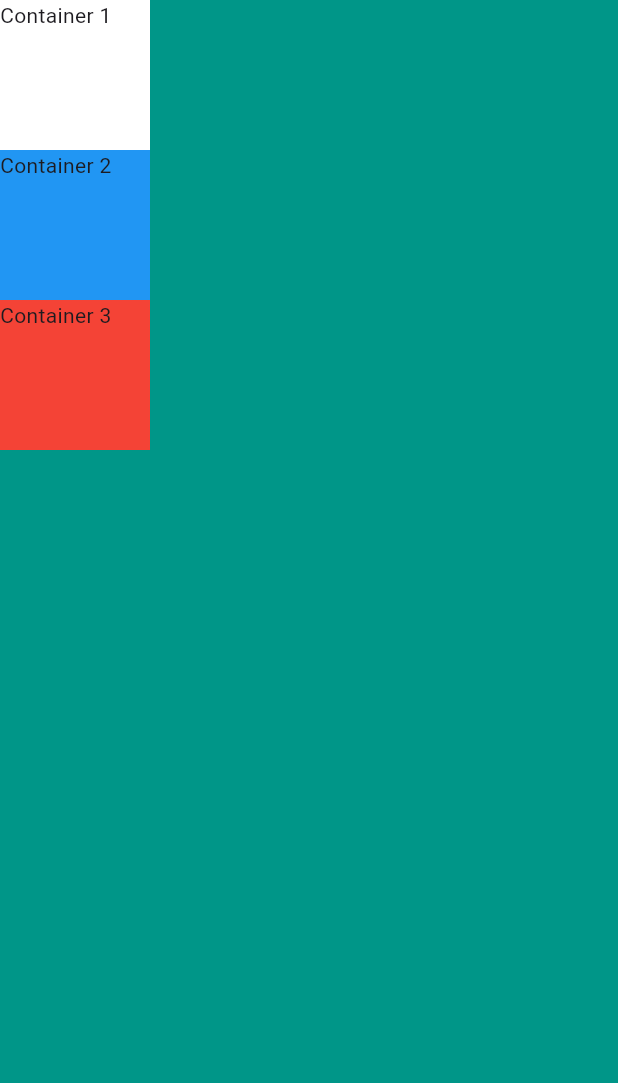
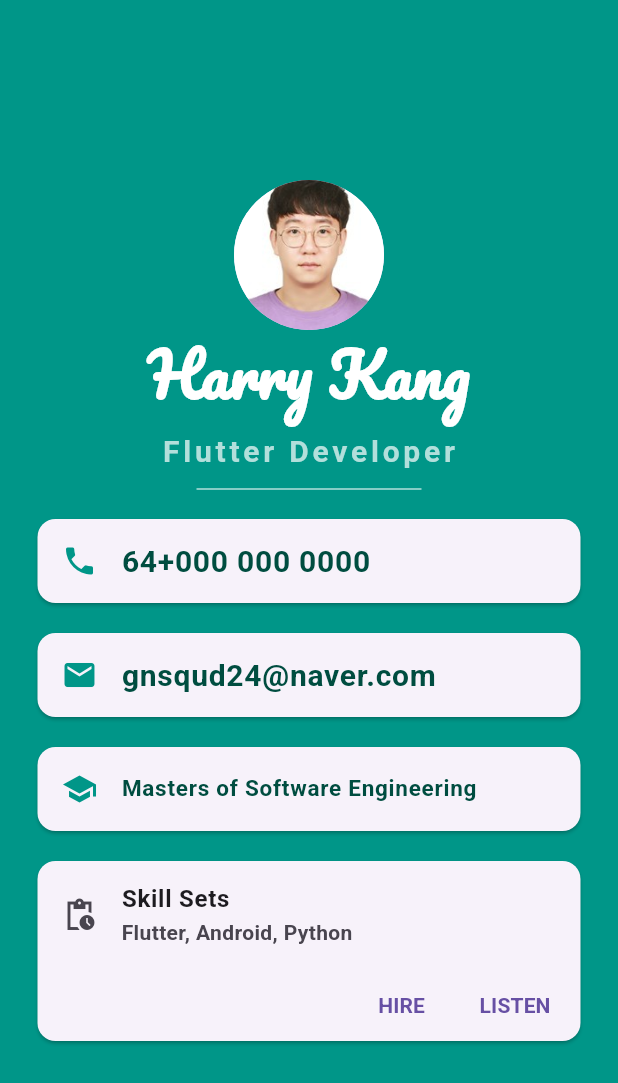
Before and after one commit to EdiBulb/mi_card_fixed, a Flutter app: the screen it shows after launch, on a phone screen of 412 x 824 dp. Shown: the top 1083 px of the screen. Run offline on Flutter 3.47's test engine with Material 3 defaults, Android fonts, the phone set to English and light mode, and no system bars; Roboto replaces fonts that are missing (Source Sans Pro).

Commit message:
my first Flutter app completed

```diff
--- a/lib/main.dart
+++ b/lib/main.dart
@@ -14,24 +14,136 @@ class MyApp extends StatelessWidget {
         backgroundColor: Colors.teal,
         body: SafeArea(
           child: Column(
+            mainAxisAlignment: MainAxisAlignment.center,
+            crossAxisAlignment: CrossAxisAlignment.center,
             children: <Widget>[
-              Container(
-                height: 100.0,
-                width: 100.0,
-                color: Colors.white,
-                child: Text('Container 1'),
+              CircleAvatar(
+                radius: 50.0,
+                backgroundImage: AssetImage('images/Profile_photo.jpg'),
               ),
-              Container(
-                width: 100.0,
-                height: 100.0,
-                color: Colors.blue,
-                child: Text('Container 2'),
+              Text(
+                'Harry Kang',
+                style: TextStyle(
+                    fontFamily: 'Pacifico',
+                    fontSize: 40,
+                    color: Colors.white,
+                    fontWeight: FontWeight.bold
+                ),
               ),
-              Container(
-                width: 100.0,
-                height: 100.0,
-                color: Colors.red,
-                child: Text('Container 3'),
+              SizedBox(
+                height: 10.0,
+              ),
+              Text(
+                'Flutter Developer',
+                style: TextStyle(
+                    fontFamily: 'Roboto',
+                    fontSize: 20.0,
+                    color: Colors.teal[100],
+                    letterSpacing: 2.5,
+                    fontWeight: FontWeight.bold
+                ),
+              ),
+              SizedBox(
+                height: 20.0,
+                width:150.0,
+                child: Divider(
+                  color: Colors.teal.shade100,
+                  // color: Colors.deepOrange,
+                ),
+              ),
+              Card(
+                margin: EdgeInsets.symmetric(vertical: 10.0,
+                horizontal: 25.0),
+                child: ListTile(
+                  leading: Icon(
+                    Icons.phone,
+                    color: Colors.teal,
+                  ),
+                  title: Text(
+                    '64+000 000 0000',
+                    style: TextStyle(
+                      fontSize: 20.0,
+                      color: Colors.teal.shade900,
+                      fontFamily: 'Source Sans Pro'
+                    ),
+                  ),
+
+                ),
+              ),
+
+              Card(
+                margin: EdgeInsets.symmetric(vertical: 10.0,
+                    horizontal: 25.0),
+                child: ListTile(
+                  leading: Icon(
+                    Icons.email,
+                    color: Colors.teal,
+                  ),
+                  title: Text(
+                    'gnsqud24@naver.com',
+                    style: TextStyle(
+                        fontSize: 20.0,
+                        color: Colors.teal.shade900,
+                        fontFamily: 'Source Sans Pro'),
+                  ),
+                ),
+              ),
+
+              Card(
+                margin: EdgeInsets.symmetric(vertical: 10.0,
+                    horizontal: 25.0),
+                child: ListTile(
+                  leading: Icon(
+                    Icons.school,
+                    color: Colors.teal,
+                  ),
+                  title: Text(
+                    'Masters of Software Engineering',
+                    style: TextStyle(
+                        fontSize: 15.0,
+                        color: Colors.teal.shade900,
+                        fontFamily: 'Source Sans Pro'),
+                  ),
+                ),
+              ),
+              Card(
+                margin: EdgeInsets.symmetric(vertical: 10.0,
+                horizontal: 25.0),
+                child: Column(
+                  children: <Widget>[
+                    const ListTile(
+                      leading: Icon(Icons.pending_actions_sharp),
+                      title: Text(
+                          'Skill Sets'
+                      ),
+                      subtitle: Text(
+                          'Flutter, Android, Python'
+                      ),
+                    ),
+                    Row(
+                      mainAxisAlignment: MainAxisAlignment.end,
+                      children: <Widget>[
+                        TextButton(
+                          child: const Text('HIRE'),
+                          onPressed: () {
+                            /* ... */
+                          },
+                        ),
+                        const SizedBox(width: 8),
+                        TextButton(
+                          child: const Text(
+                              'LISTEN'
+                          ),
+
+                          onPressed: () {
+                            /* ... */
+                          },
+                        ),
+                        const SizedBox(width: 8),
+                      ],
+                    ),
+                  ],
+                ),
               ),
             ],
           ),
```
Also changed, not shown: pubspec.yaml (+13 -62 lines), fonts/Pacifico-Regular.ttf (added), fonts/Roboto-Bold.ttf (added), images/Profile_photo.jpg (added).
